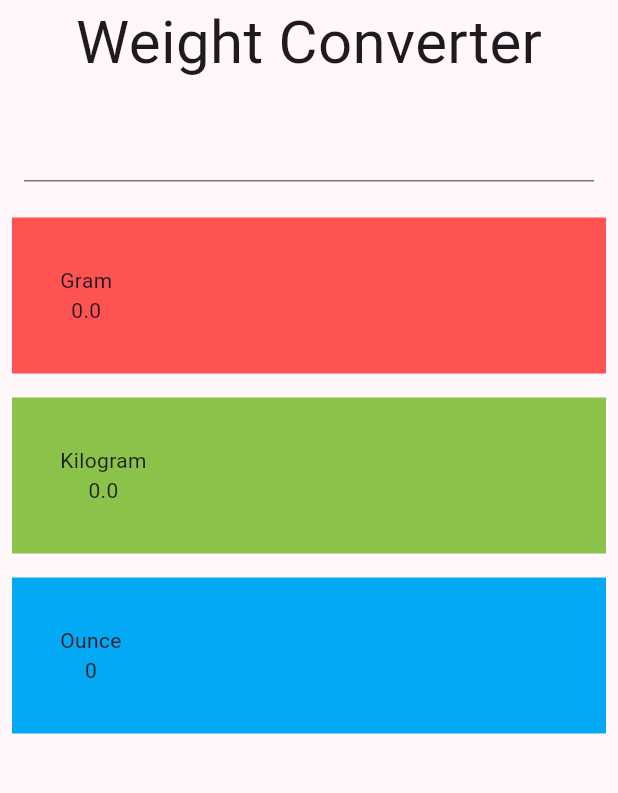
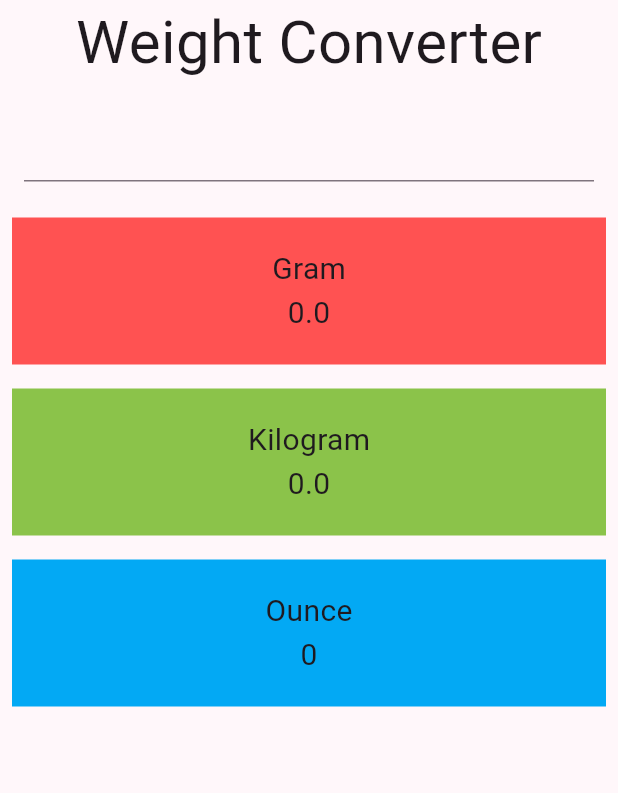
Before and after one commit to systemry420/flutter_apps, a Flutter app: the screen it shows after launch, on a phone screen of 412 x 824 dp, the part 84-877 px from its top. Run offline on Flutter 3.47's test engine with Material 3 defaults, Android fonts, the phone set to English and light mode, and no system bars.

Commit message:
add SingleChildScrollView to fix screen overflow

```diff
--- a/lib/WeightConverter.dart
+++ b/lib/WeightConverter.dart
@@ -11,7 +11,8 @@ class _WeightConverterState extends State<WeightConverter> {
   int number = 0;
   @override
   Widget build(BuildContext context) {
-    return Column(
+    return SingleChildScrollView(
+      child: Column(
         children: [
           Text('Weight Converter', style: TextStyle(fontSize: 40),),
           Padding(
@@ -35,14 +36,14 @@ class _WeightConverterState extends State<WeightConverter> {
                 Expanded(
                   flex: 1,
                   child: Container(
-                  alignment: Alignment.centerLeft,
+                    alignment: Alignment.center,
                     color: Colors.redAccent,
                     child: Padding(
-                    padding: const EdgeInsets.all(32),
+                      padding: const EdgeInsets.all(20),
                       child: Column(
                         children: [
-                        Text('Gram'),
-                        Text('${number / 0.0022046}'),
+                          Text('Gram', style: TextStyle(fontSize: 20),),
+                          Text('${number / 0.0022046}', style: TextStyle(fontSize: 20),),
                         ],
                       ),
                     ),
@@ -59,13 +60,13 @@ class _WeightConverterState extends State<WeightConverter> {
                   flex: 1,
                   child: Container(
                     color: Colors.lightGreen,
-                  alignment: Alignment.centerLeft,
+                    alignment: Alignment.center,
                     child: Padding(
-                    padding: const EdgeInsets.all(32.0),
+                      padding: const EdgeInsets.all(20.0),
                       child: Column(
                         children: [
-                        Text('Kilogram'),
-                        Text('${number / 2.2046}'),
+                          Text('Kilogram', style: TextStyle(fontSize: 20),),
+                          Text('${number / 2.2046}', style: TextStyle(fontSize: 20),),
                         ],
                       ),
                     ),
@@ -82,13 +83,13 @@ class _WeightConverterState extends State<WeightConverter> {
                   flex: 1,
                   child: Container(
                     color: Colors.lightBlue,
-                  alignment: Alignment.centerLeft,
+                    alignment: Alignment.center,
                     child: Padding(
-                    padding: const EdgeInsets.all(32.0),
+                      padding: const EdgeInsets.all(20.0),
                       child: Column(
                         children: [
-                        Text('Ounce'),
-                        Text('${number * 16}'),
+                          Text('Ounce', style: TextStyle(fontSize: 20),),
+                          Text('${number * 16}', style: TextStyle(fontSize: 20),),
                         ],
                       ),
                     ),
@@ -99,6 +100,7 @@ class _WeightConverterState extends State<WeightConverter> {
           )
 
         ],
+      ),
     );
   }
 }
```
Lines whose indentation alone changed are shown as unchanged.
